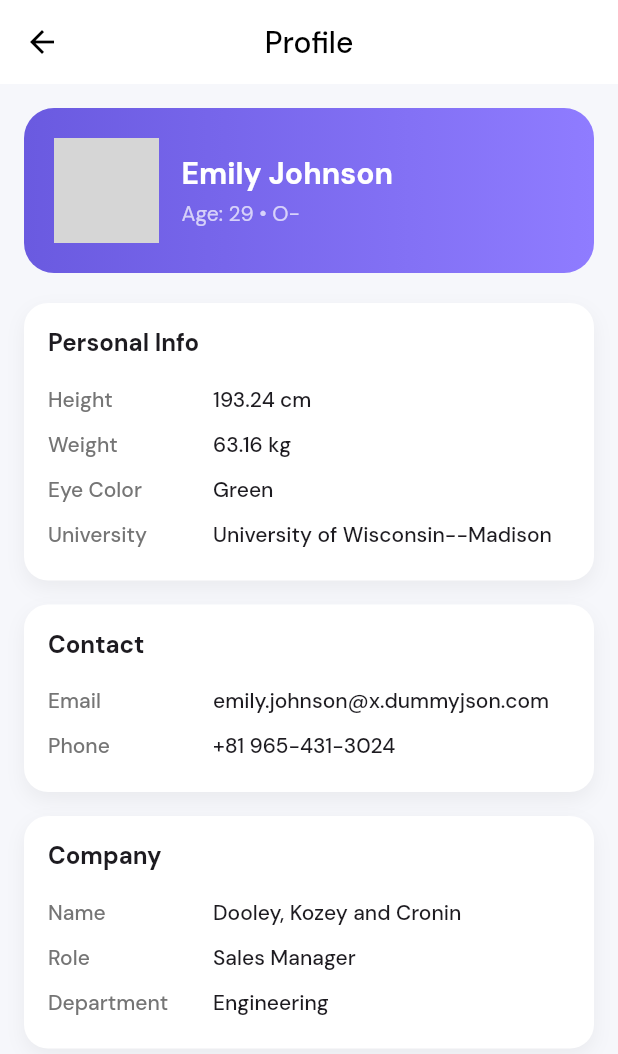
After one commit to HudaLatheef/alphaxtestapp, a Flutter app: the ProfileSummary screen opened directly, on a phone screen of 412 x 824 dp. The commit adds this screen. Shown: the top 1054 px of the screen. Run offline on Flutter 3.47's test engine with Material 3 defaults, Android fonts, the phone set to English and light mode, and no system bars; our stand-ins replace bloc, dartz, dio, flutter_bloc, flutter_screenutil, flutter_secure_storage and 10 more; missing offline and left inert: encrypt; accounts and stored records are empty; network calls fail; grey boxes are pictures that could not be loaded.

Commit message:
homepage and profile UI

```diff
--- a/lib/core/util/routes.dart
+++ b/lib/core/util/routes.dart
@@ -1,5 +1,6 @@
 import 'package:alphaxtestapp/presentation/screens/Homescreen/homepage.dart';
 import 'package:alphaxtestapp/presentation/screens/loginscreen/loginscreen.dart';
+import 'package:alphaxtestapp/presentation/screens/profilescreen/profilepage.dart';
 import 'package:alphaxtestapp/presentation/screens/splashscreen/splashscreen.dart';
 import 'package:flutter/material.dart';
 
@@ -25,6 +26,14 @@ Route? routes(RouteSettings settings) {
       },
     );
   }
+  else if (settings.name == 'ProfileSummary') {
+    return MaterialPageRoute(
+      builder: (context) {
+       return ProfileSummary();
+      },
+    );
+  }
+
 
   return null;
 }
--- a/lib/presentation/screens/Homescreen/homepage.dart
+++ b/lib/presentation/screens/Homescreen/homepage.dart
@@ -1,4 +1,6 @@
 import 'package:alphaxtestapp/core/util/colors.dart';
+import 'package:alphaxtestapp/presentation/screens/profilescreen/profilepage.dart';
+import 'package:flutter/cupertino.dart';
 import 'package:flutter/material.dart';
 import 'package:flutter_screenutil/flutter_screenutil.dart';
 
@@ -99,7 +101,16 @@ class Homepage extends StatelessWidget {
                                 ),
                               ),
 
-                              Icon(Icons.chevron_right, color: Colors.grey, size: 26.sp),
+                              InkWell(
+                                onTap: () {
+                                  Navigator.of(context, rootNavigator: true).push(
+                                            CupertinoPageRoute<bool>(
+                                              //fullscreenDialog: true,
+                                              settings: const RouteSettings(name: "ProfileSummary"),
+                                              builder: (BuildContext context) => ProfileSummary(),
+                                   ) );
+                                },
+                                child: Icon(Icons.chevron_right, color: Colors.grey, size: 26.sp)),
                             ],
                           ),
                         ],
--- /dev/null
+++ b/lib/presentation/screens/profilescreen/profilepage.dart
@@ -0,0 +1,190 @@
+import 'package:flutter/material.dart';
+
+class ProfileSummary extends StatelessWidget {
+  const ProfileSummary({super.key});
+
+  final Map<String, dynamic> user = const {
+    "firstName": "Emily",
+    "lastName": "Johnson",
+    "age": 29,
+    "email": "emily.johnson@x.dummyjson.com",
+    "phone": "+81 965-431-3024",
+    "image": "https://dummyjson.com/icon/emilys/128",
+    "bloodGroup": "O-",
+    "height": 193.24,
+    "weight": 63.16,
+    "eyeColor": "Green",
+    "university": "University of Wisconsin--Madison",
+    "company": {
+      "name": "Dooley, Kozey and Cronin",
+      "title": "Sales Manager",
+      "department": "Engineering"
+    }
+  };
+
+  @override
+  Widget build(BuildContext context) {
+    final fullName = "${user['firstName']} ${user['lastName']}";
+
+    return Scaffold(
+      backgroundColor: const Color(0xFFF6F7FB),
+      appBar: AppBar(
+        title: const Text("Profile"),
+        centerTitle: true,
+        elevation: 0,
+        backgroundColor: Colors.white,
+        foregroundColor: Colors.black,
+      ),
+      body: SingleChildScrollView(
+        padding: const EdgeInsets.all(16),
+        child: Column(
+          children: [
+            _header(fullName),
+            const SizedBox(height: 20),
+            _infoCard(),
+            const SizedBox(height: 16),
+            _contactCard(),
+            const SizedBox(height: 16),
+            _companyCard(),
+          ],
+        ),
+      ),
+    );
+  }
+
+  Widget _header(String name) {
+    return Container(
+      padding: const EdgeInsets.all(20),
+      decoration: BoxDecoration(
+        gradient: const LinearGradient(
+          colors: [Color(0xFF6A5AE0), Color(0xFF8F7CFF)],
+        ),
+        borderRadius: BorderRadius.circular(20),
+      ),
+      child: Row(
+        children: [
+          CircleAvatar(
+            radius: 35,
+            backgroundImage: NetworkImage(user['image']),
+          ),
+          const SizedBox(width: 15),
+          Expanded(
+            child: Column(
+              crossAxisAlignment: CrossAxisAlignment.start,
+              children: [
+                Text(
+                  name,
+                  style: const TextStyle(
+                    color: Colors.white,
+                    fontSize: 20,
+                    fontWeight: FontWeight.bold,
+                  ),
+                ),
+                const SizedBox(height: 5),
+                Text(
+                  "Age: ${user['age']} • ${user['bloodGroup']}",
+                  style: const TextStyle(color: Colors.white70),
+                ),
+              ],
+            ),
+          )
+        ],
+      ),
+    );
+  }
+
+  Widget _infoCard() {
+    return _card(
+      title: "Personal Info",
+      children: [
+        _row("Height", "${user['height']} cm"),
+        _row("Weight", "${user['weight']} kg"),
+        _row("Eye Color", user['eyeColor']),
+        _row("University", user['university']),
+      ],
+    );
+  }
+
+  Widget _contactCard() {
+    return _card(
+      title: "Contact",
+      children: [
+        _row("Email", user['email']),
+        _row("Phone", user['phone']),
+      ],
+    );
+  }
+
+  Widget _companyCard() {
+    final company = user['company'];
+    return _card(
+      title: "Company",
+      children: [
+        _row("Name", company['name']),
+        _row("Role", company['title']),
+        _row("Department", company['department']),
+      ],
+    );
+  }
+
+  Widget _card({required String title, required List<Widget> children}) {
+    return Container(
+      width: double.infinity,
+      padding: const EdgeInsets.all(16),
+      decoration: BoxDecoration(
+        color: Colors.white,
+        borderRadius: BorderRadius.circular(16),
+        boxShadow: [
+          BoxShadow(
+            color: Colors.black.withOpacity(0.05),
+            blurRadius: 10,
+            offset: const Offset(0, 5),
+          )
+        ],
+      ),
+      child: Column(
+        crossAxisAlignment: CrossAxisAlignment.start,
+        children: [
+          Text(
+            title,
+            style: const TextStyle(
+              fontSize: 16,
+              fontWeight: FontWeight.bold,
+            ),
+          ),
+          const SizedBox(height: 12),
+          ...children,
+        ],
+      ),
+    );
+  }
+
+  Widget _row(String label, String value) {
+    return Padding(
+      padding: const EdgeInsets.symmetric(vertical: 6),
+      child: Row(
+        crossAxisAlignment: CrossAxisAlignment.start,
+        children: [
+          SizedBox(
+            width: 110,
+            child: Text(
+              label,
+              style: TextStyle(
+                color: Colors.grey.shade600,
+                fontWeight: FontWeight.w500,
+              ),
+            ),
+          ),
+          Expanded(
+            child: Text(
+              value,
+              style: const TextStyle(
+                fontWeight: FontWeight.w500,
+              ),
+            ),
+          ),
+        ],
+      ),
+    );
+  }
+}
```
